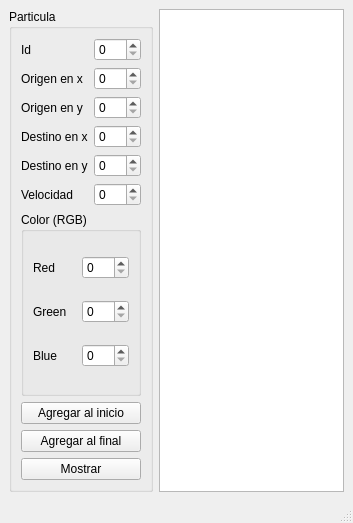
First picture: the form in mainwindow.ui, repository DavidDEstrada/ui_particulas, before the edit.
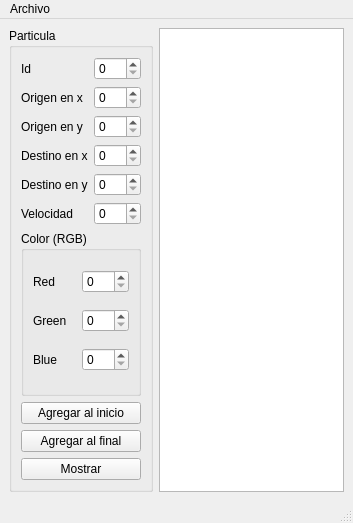
Second picture: the form after the edit.

Commit message: Subo el .ui

Patch:
```diff
--- a/mainwindow.ui
+++ b/mainwindow.ui
@@ -194,6 +194,14 @@
      <height>21</height>
     </rect>
    </property>
+   <widget class="QMenu" name="menuArchivo">
+    <property name="title">
+     <string>Archivo</string>
+    </property>
+    <addaction name="actionAbrir"/>
+    <addaction name="actionGuardar"/>
+   </widget>
+   <addaction name="menuArchivo"/>
   </widget>
   <widget class="QStatusBar" name="statusbar"/>
  </widget>
```
Left out of the diff: 16 changed lines with no effect on the pictures.
